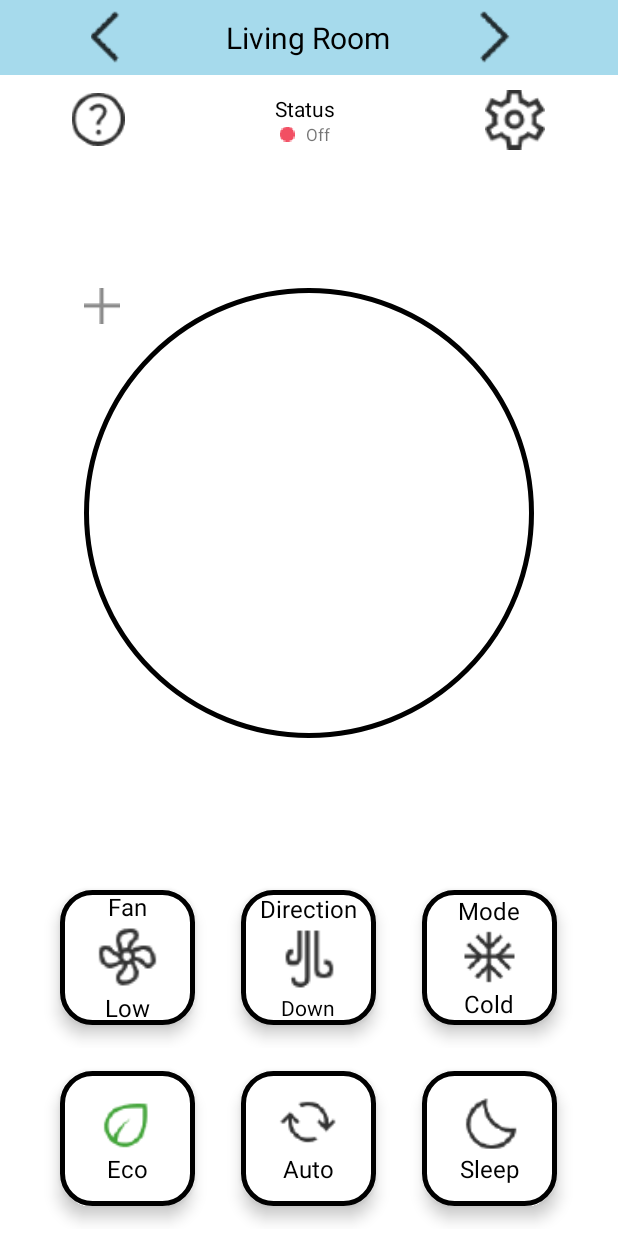
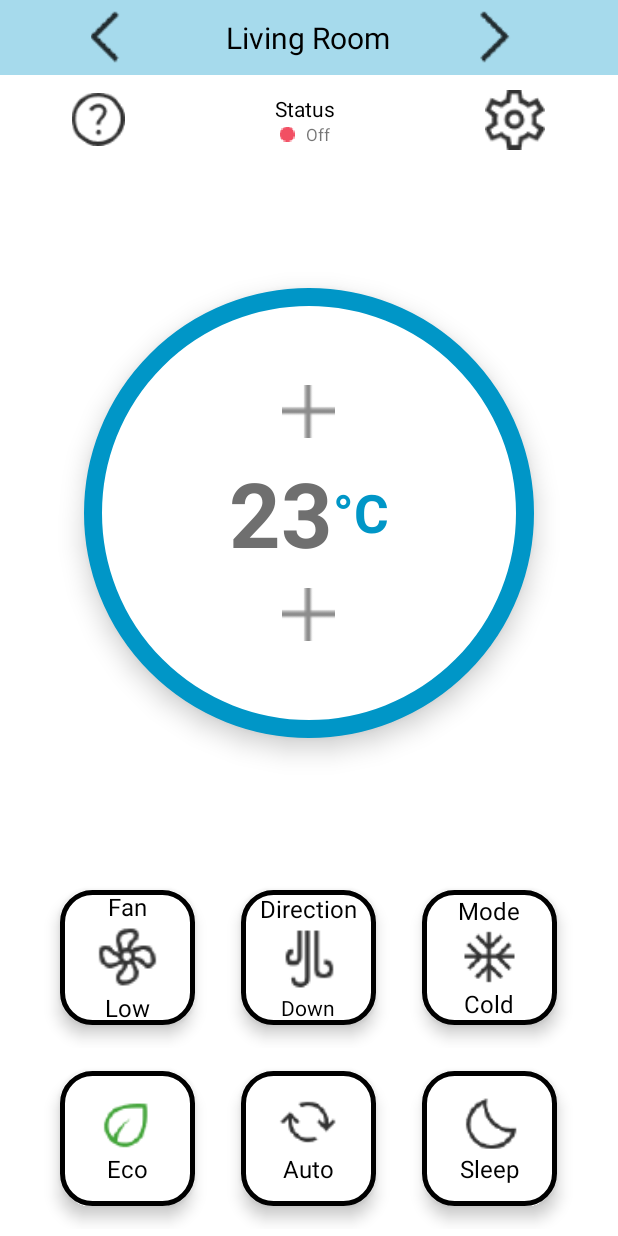
Before and after one commit to xristoulakhs/Air-Condidtion-Controller-android-app, an Android app: the screen it shows after launch (MainActivity), on a phone screen of 412 x 824 dp. Run offline under Robolectric (Android 15) with nearby library versions, the phone set to English and light mode, and no system bars; our stand-ins replace navigation-ui.

Commit message:
home page circle temperature

```diff
--- a/app/src/main/res/drawable/temperature.xml
+++ b/app/src/main/res/drawable/temperature.xml
@@ -2,5 +2,5 @@
 <shape xmlns:android="http://schemas.android.com/apk/res/android">
     <corners  android:radius="300dp"/>
     <solid android:color="@color/white"/>
-    <stroke android:width="5px" android:color="#000000" />
+    <stroke android:width="12dp" android:color="#0096C7" />
 </shape>
--- a/app/src/main/res/layout/activity_main.xml
+++ b/app/src/main/res/layout/activity_main.xml
@@ -76,24 +76,62 @@
         android:layout_width="300dp"
         android:layout_height="300dp"
         android:background="@drawable/temperature"
+        android:elevation="10dp"
         app:layout_constraintBottom_toTopOf="@+id/homeButtons"
         app:layout_constraintEnd_toEndOf="parent"
         app:layout_constraintStart_toStartOf="parent"
         app:layout_constraintTop_toBottomOf="@+id/linearLayout">
 
         <LinearLayout
-            android:layout_width="wrap_content"
-            android:layout_height="wrap_content"
+            android:layout_width="300dp"
+            android:layout_height="300dp"
             android:orientation="vertical"
             android:elevation="10dp"
             android:gravity="center">
 
             <ImageView
+                android:layout_width="35dp"
+                android:layout_height="35dp"
+                android:layout_gravity="center"
+                android:src="@drawable/ic_plus" />
+
+            <LinearLayout
                 android:layout_width="wrap_content"
-                android:layout_height="wrap_content"
-                android:src="@drawable/ic_plus"/>
+                android:layout_height="100dp"
+                android:gravity="center"
+                >
+
+                <TextView
+                    android:layout_width="wrap_content"
+                    android:layout_height="wrap_content"
+                    android:gravity="center"
+                    android:rotationX="0"
+                    android:text="@string/temperature_number"
+                    android:textColor="@color/grey"
+                    android:textStyle="bold"
+                    android:textSize="60sp" />
+
+                <TextView
+                    android:gravity="center"
+                    android:layout_width="wrap_content"
+                    android:layout_height="wrap_content"
+                    android:text="@string/celsius_symbol"
+                    android:textColor="@color/blue"
+                    android:textStyle="bold"
+                    android:textSize="35sp"/>
+            </LinearLayout>
+
+            <ImageView
+                android:layout_width="35dp"
+                android:layout_height="35dp"
+                android:layout_gravity="center"
+                android:src="@drawable/ic_plus" />
 
         </LinearLayout>
+        <!--        <ImageView-->
+<!--            android:layout_width="wrap_content"-->
+<!--            android:layout_height="wrap_content"-->
+<!--            android:src="@drawable/ic_plus" />-->
 
     </RelativeLayout>
 
--- a/app/src/main/res/values/colors.xml
+++ b/app/src/main/res/values/colors.xml
@@ -8,4 +8,6 @@
     <color name="black">#FF000000</color>
     <color name="white">#FFFFFFFF</color>
     <color name="light_blue">#a6daec</color>
+    <color name="grey">#6f6f6f</color>
+    <color name="blue">#0096C7</color>
 </resources>
--- a/app/src/main/res/values/strings.xml
+++ b/app/src/main/res/values/strings.xml
@@ -32,4 +32,6 @@
     <string name="sleep">Sleep</string>
     <string name="status">Status</string>
     <string name="off">Off</string>
+    <string name="temperature_number">23</string>
+    <string name="celsius_symbol">°C</string>
 </resources>
```
